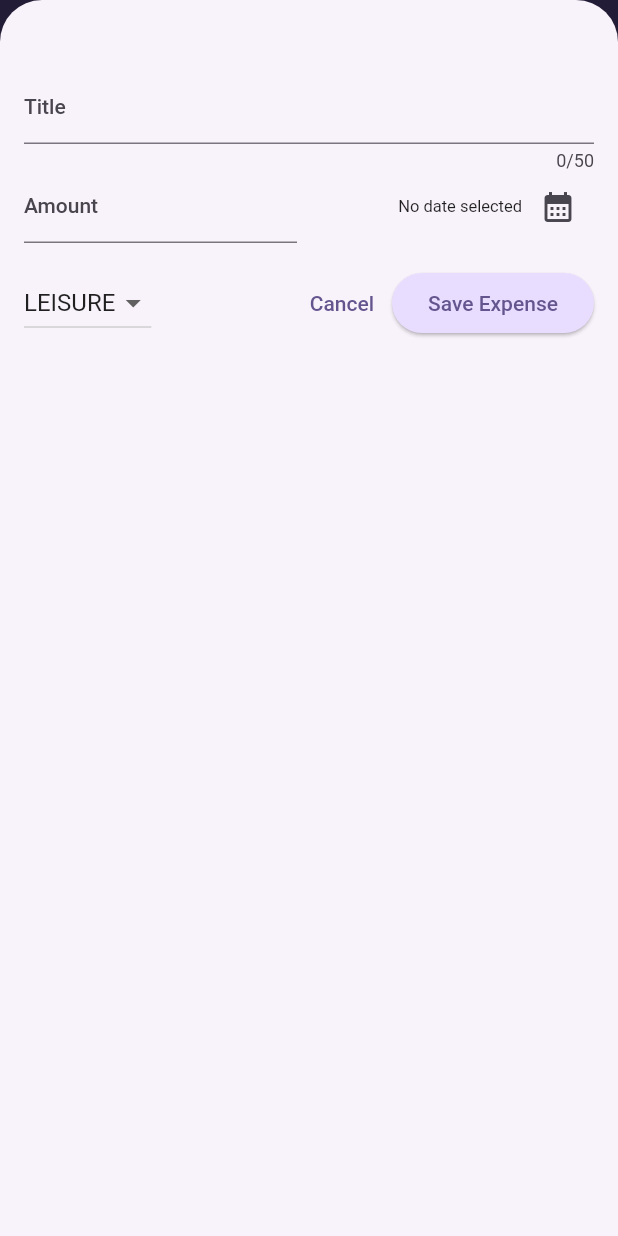
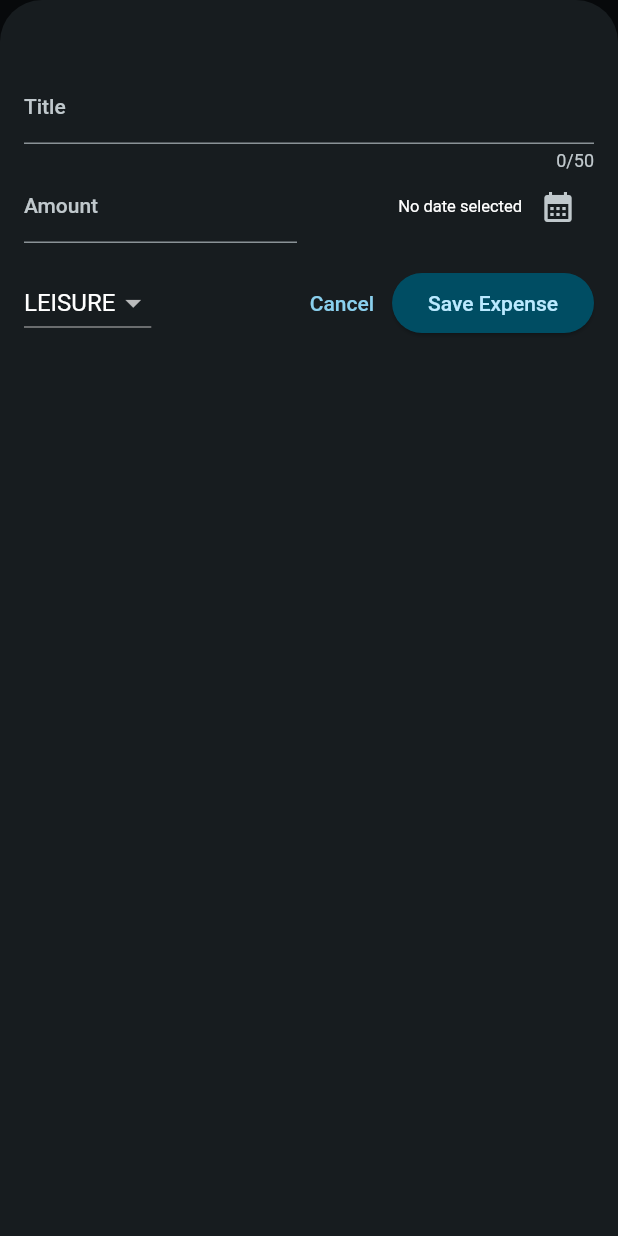
Before and after one commit to ArthurBufon/flutter_expense_tracker, a Flutter app: the screen it shows after launch, after a tap on the "add" icon, on a phone screen of 412 x 824 dp. Run offline on Flutter 3.47's test engine with Material 2 defaults, Android fonts, the phone set to English and light mode, and no system bars.

Commit message:
added dark mode

```diff
--- a/lib/main.dart
+++ b/lib/main.dart
@@ -4,9 +4,31 @@ import 'package:flutter_expense_tracker/widgets/expenses.dart';
 var kColorScheme =
     ColorScheme.fromSeed(seedColor: const Color.fromARGB(255, 96, 59, 181));
 
+var kDarkColorScheme = ColorScheme.fromSeed(
+  brightness: Brightness.dark,
+  seedColor: const Color.fromARGB(255, 5, 99, 125),
+);
+
 void main() {
   runApp(
     MaterialApp(
+      darkTheme: ThemeData.dark().copyWith(
+        useMaterial3: true,
+        colorScheme: kDarkColorScheme,
+        cardTheme: const CardTheme().copyWith(
+          color: kDarkColorScheme.secondaryContainer,
+          margin: const EdgeInsets.symmetric(
+            horizontal: 16,
+            vertical: 8,
+          ),
+        ),
+        elevatedButtonTheme: ElevatedButtonThemeData(
+          style: ElevatedButton.styleFrom(
+            backgroundColor: kDarkColorScheme.primaryContainer,
+            foregroundColor: kDarkColorScheme.onPrimaryContainer,
+          ),
+        ),
+      ),
       theme: ThemeData().copyWith(
         useMaterial3: true,
         colorScheme: kColorScheme,
@@ -33,6 +55,7 @@ void main() {
               ),
             ),
       ),
+      themeMode: ThemeMode.dark,
       home: const Expenses(),
     ),
   );
```
